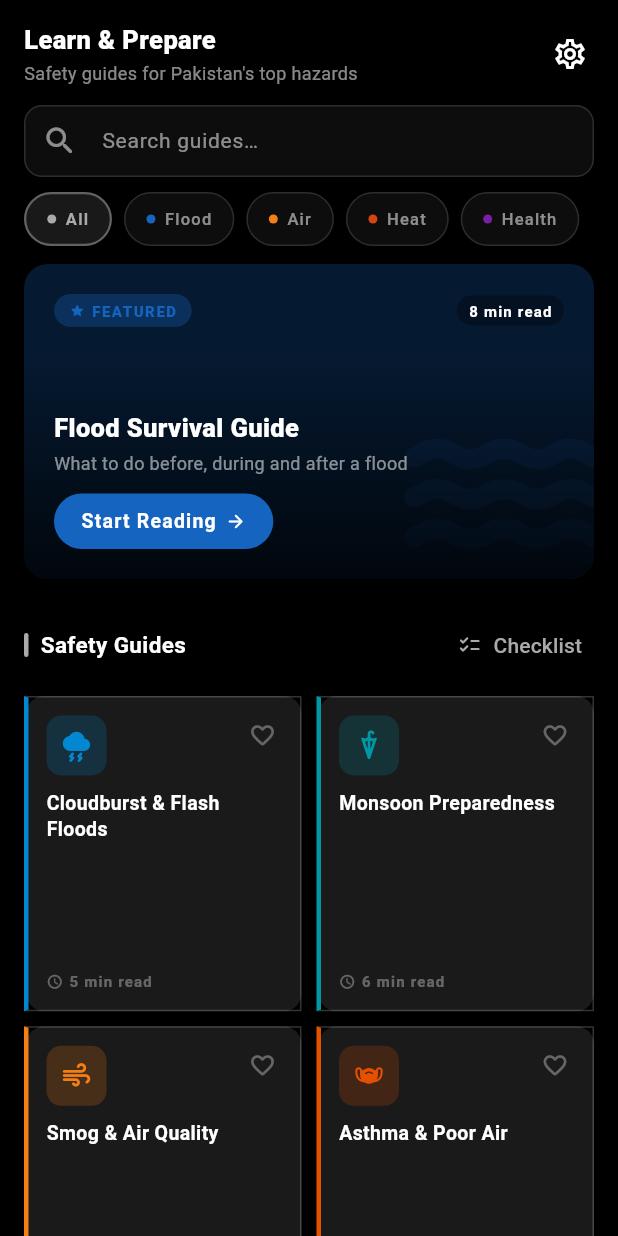
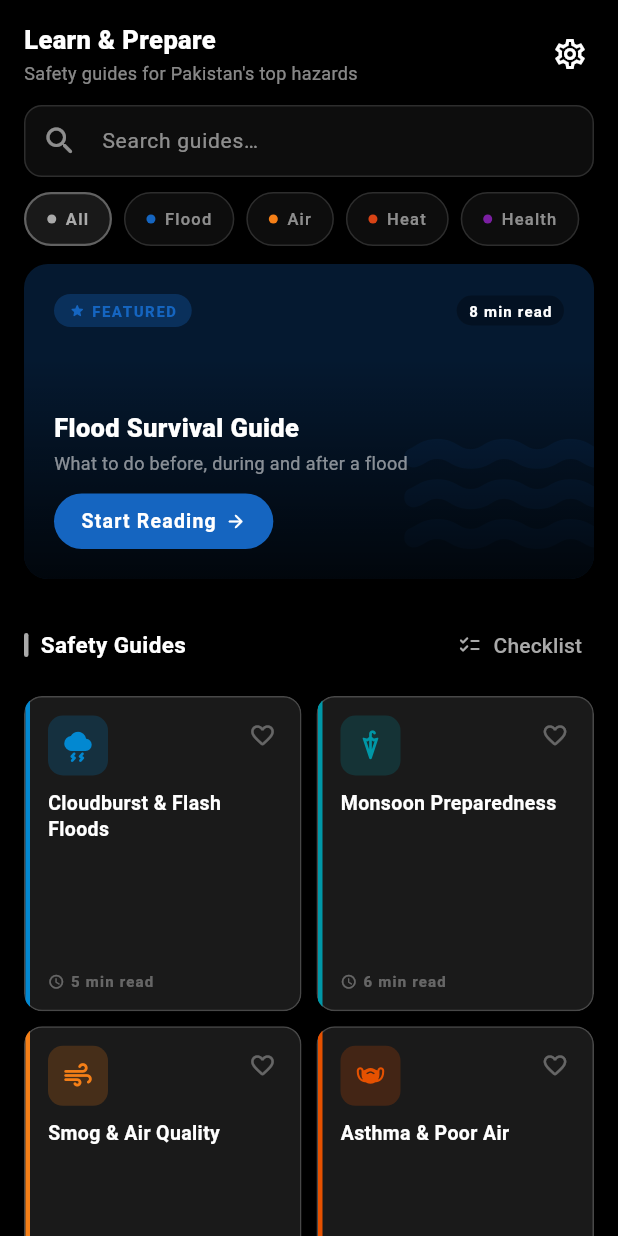
Before and after one commit to Barii1/EcoAlert, a Flutter app: the LearnScreen screen opened directly, on a phone screen of 412 x 824 dp. Run offline on Flutter 3.47's test engine with Material 3 defaults, Android fonts, the phone set to English and light mode, and no system bars; our stand-ins replace camera, dio, firebase_core, firebase_messaging, fl_chart, flutter_local_notifications and 10 more; missing offline and left inert: dart:html; accounts and stored records are empty; network calls fail.

Commit message:
fix: guide card — ClipRRect + uniform border avoids Flutter borderRadius assertion
Co-Authored-By: Claude Sonnet 4.6 <noreply@anthropic.com>

```diff
--- a/lib/screens/learn_screen.dart
+++ b/lib/screens/learn_screen.dart
@@ -1088,17 +1088,20 @@ class _GuideGridCard extends StatelessWidget {
       children: [
         GestureDetector(
           onTap: onTap,
+          child: ClipRRect(
+            borderRadius: BorderRadius.circular(AppSpacing.radius12),
             child: Container(
               decoration: BoxDecoration(
                 color: AppColors.bgElevated,
+                border: Border.all(color: AppColors.border),
                 borderRadius: BorderRadius.circular(AppSpacing.radius12),
-              border: Border(
-                left:   BorderSide(color: guide.color, width: 3),
-                top:    const BorderSide(color: AppColors.border),
-                right:  const BorderSide(color: AppColors.border),
-                bottom: const BorderSide(color: AppColors.border),
               ),
-            ),
+              child: Row(
+                crossAxisAlignment: CrossAxisAlignment.stretch,
+                children: [
+                  Container(width: 3, color: guide.color),
+                  Expanded(
+                    child: Padding(
                       padding: const EdgeInsets.all(AppSpacing.p12),
                       child: Column(
                         crossAxisAlignment: CrossAxisAlignment.start,
@@ -1160,6 +1163,11 @@ class _GuideGridCard extends StatelessWidget {
                             ],
                           ),
                         ],
+                      ),
+                    ),
+                  ),
+                ],
+              ),
             ),
           ),
         ),
```
Lines whose indentation alone changed are shown as unchanged.
